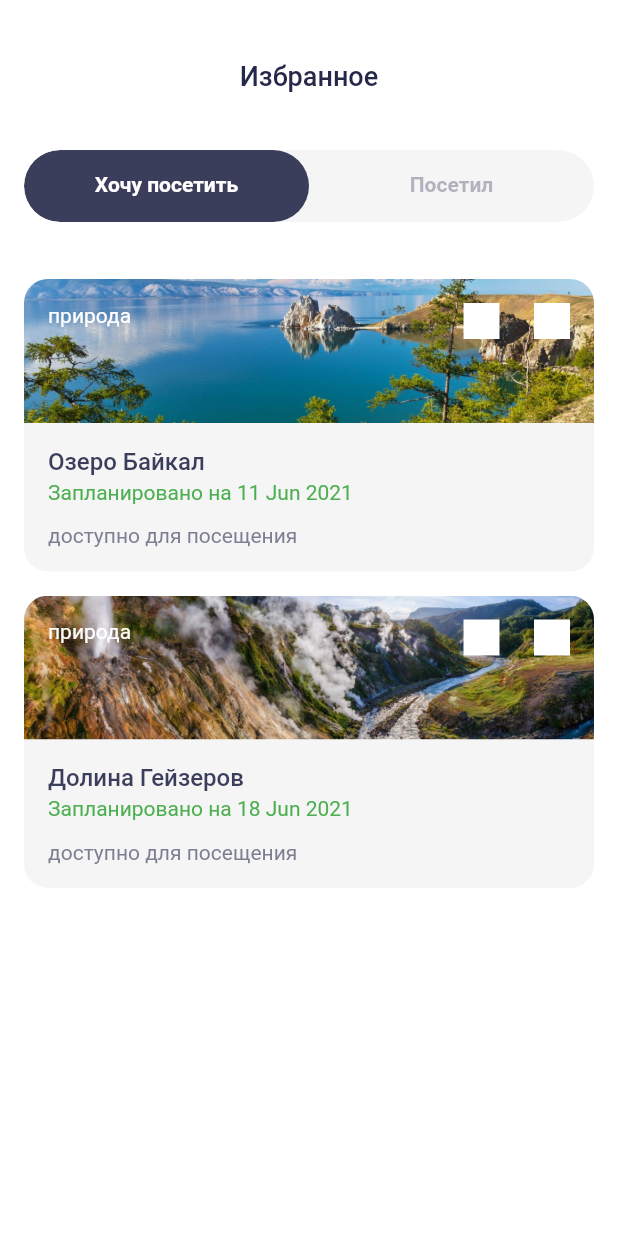
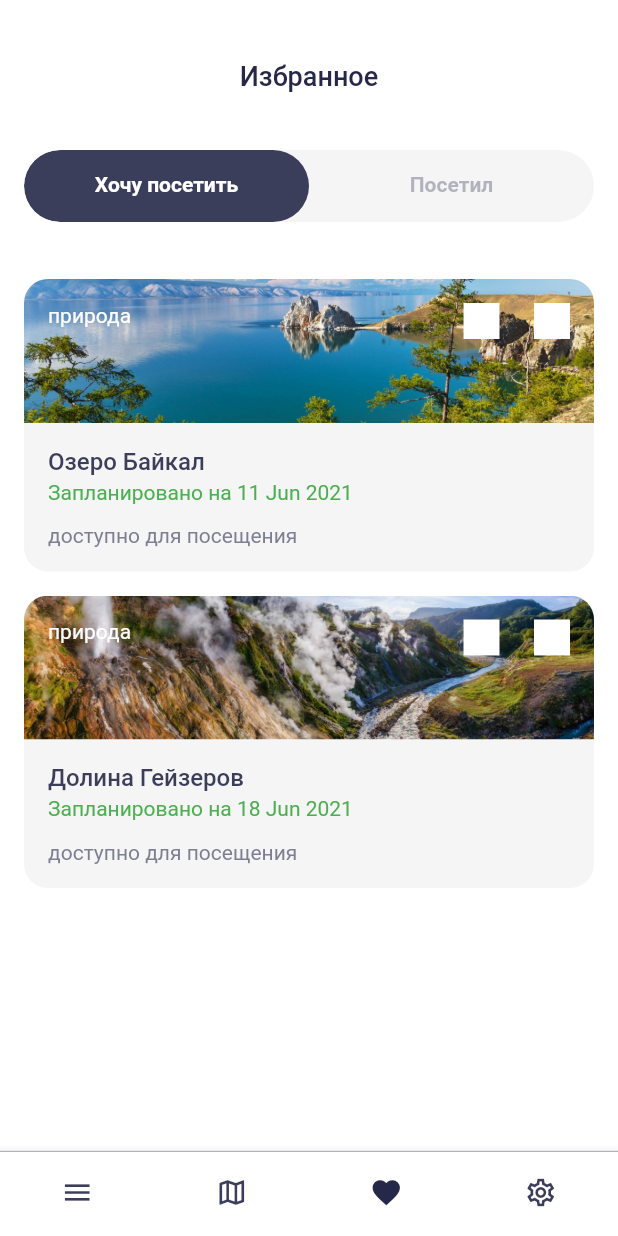
Before and after one commit to evgeniy-khomutinnikov/surf-flutter-course, a Flutter app: the screen it shows after launch, on a phone screen of 412 x 824 dp. Run offline on Flutter 3.47's test engine with Material 2 defaults, Android fonts, the phone set to English and light mode, and no system bars.

Commit message:
Добавлен bottomNavigationBar

```diff
--- /dev/null
+++ b/lib/ui/screen/bottom_menu.dart
@@ -0,0 +1,43 @@
+import 'package:flutter/cupertino.dart';
+import 'package:flutter/material.dart';
+
+class BottomMenu extends StatelessWidget {
+  @override
+  Widget build(BuildContext context) {
+    return Container(
+      decoration: BoxDecoration(
+        border: Border(
+          top: BorderSide(color: Color.fromRGBO(124, 126, 146, 0.56), width: 0.8),
+        ),
+      ),
+      child: BottomNavigationBar(
+        backgroundColor: Colors.white,
+        currentIndex: 2,
+        showSelectedLabels: false,
+        showUnselectedLabels: false,
+        selectedItemColor: Color(0xFF252849),
+        type: BottomNavigationBarType.fixed,
+        unselectedItemColor: Color(0xFF3B3E5B),
+        iconSize: 22,
+        items: const <BottomNavigationBarItem>[
+          BottomNavigationBarItem(
+            icon: Icon(Icons.menu_outlined),
+            label: '',
+          ),
+          BottomNavigationBarItem(
+            icon: Icon(Icons.map_outlined),
+            label: '',
+          ),
+          BottomNavigationBarItem(
+            icon: Icon(Icons.favorite),
+            label: '',
+          ),
+          BottomNavigationBarItem(
+            icon: Icon(Icons.settings_outlined),
+            label: '',
+          ),
+        ],
+      ),
+    );
+  }
+}
--- a/lib/ui/screen/sight_list_screen.dart
+++ b/lib/ui/screen/sight_list_screen.dart
@@ -1,6 +1,8 @@
 import 'package:flutter/material.dart';
 import 'package:places/mocks.dart';
 import 'package:places/ui/screen/sight_card.dart';
+
+import 'bottom_menu.dart';
 
 class SightListScreen extends StatefulWidget {
   @override
@@ -35,6 +37,7 @@ class SightListScreenState extends State<SightListScreen> {
           ),
         ),
       ),
+      bottomNavigationBar: BottomMenu(),
     );
   }
 }
--- a/lib/ui/screen/visiting_screen.dart
+++ b/lib/ui/screen/visiting_screen.dart
@@ -1,7 +1,8 @@
 import 'package:flutter/cupertino.dart';
 import 'package:flutter/material.dart';
-import 'package:places/domain/sight.dart';
 import 'package:places/mocks.dart';
+import 'package:places/ui/screen/bottom_menu.dart';
+import 'bottom_menu.dart';
 import 'colored_tab_bar.dart';
 import 'sight_card.dart';
 
@@ -43,6 +44,7 @@ class VisitingScreen extends StatelessWidget {
             createView(true),
           ],
         ),
+        bottomNavigationBar: BottomMenu(),
       ),
     );
   }
```
